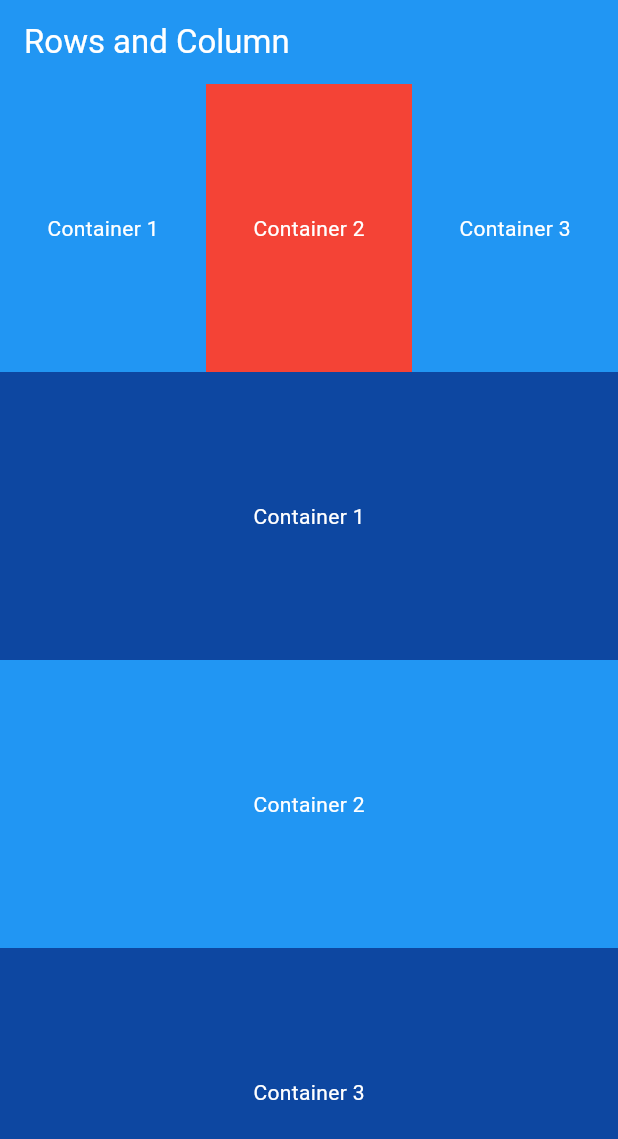
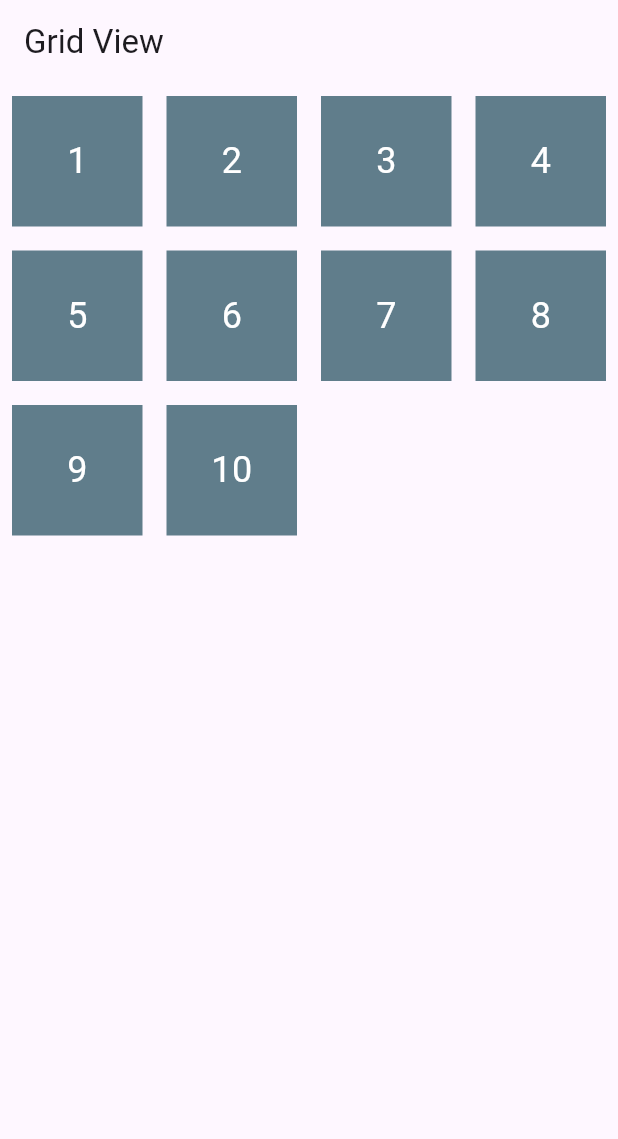
Before and after one commit to ujaann/first_assignment, a Flutter app: the screen it shows after launch, on a phone screen of 412 x 824 dp. Shown: the top 1139 px of the screen. Run offline on Flutter 3.47's test engine with Material 3 defaults, Android fonts, the phone set to English and light mode, and no system bars.

```diff
--- a/lib/app.dart
+++ b/lib/app.dart
@@ -1,5 +1,9 @@
 
+import 'package:first_assignment/view/card_view.dart';
 import 'package:first_assignment/view/classwork_view.dart';
+import 'package:first_assignment/view/dynamic_card_view.dart';
+import 'package:first_assignment/view/grid_view_view.dart';
+import 'package:first_assignment/view/list_view_view.dart';
 import 'package:first_assignment/view/snack_bar_view.dart';
 import 'package:flutter/material.dart';
 
@@ -10,7 +14,7 @@ class App extends StatelessWidget {
   Widget build(BuildContext context) {
     return const MaterialApp(
         title: "First Assigment",
-        home: ClassworkView(),
+        home: GridViewView(),
     );
   }
 }
--- /dev/null
+++ b/lib/view/grid_view_view.dart
@@ -0,0 +1,33 @@
+import 'package:flutter/material.dart';
+
+class GridViewView extends StatelessWidget {
+  const GridViewView({super.key});
+
+  @override
+  Widget build(BuildContext context) {
+    return Scaffold(
+      appBar: AppBar(
+        title: const Text("Grid View"),
+      ),
+      body: GridView.count(
+        crossAxisCount: 4,
+        children: [
+          for (int i = 1; i < 11; i++) ...{
+            Padding(
+                padding: const EdgeInsets.all(8.0),
+                child: Container(
+                  height: 40,
+                  width: 40,
+                  color: Colors.blueGrey,
+                  child: Center(
+                      child: Text(
+                    "$i",
+                    style: const TextStyle(color: Colors.white, fontSize: 24),
+                  )),
+                ))
+          }
+        ],
+      ),
+    );
+  }
+}
```
Also changed, not shown: lib/view/card_view.dart (added, +26 -0 lines), lib/view/dynamic_card_view.dart (added, +25 -0 lines), lib/view/student_output_view.dart (added, +16 -0 lines).
